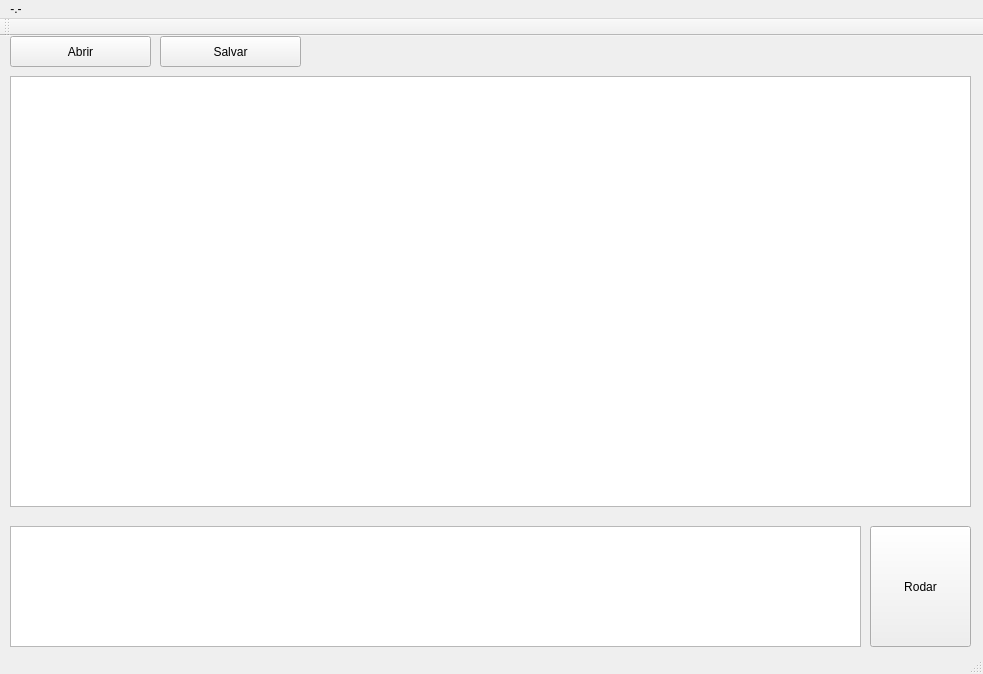
This is mainwindow.ui in RestartButton/-.- as Qt 5 draws it before an edit. The edited form follows.
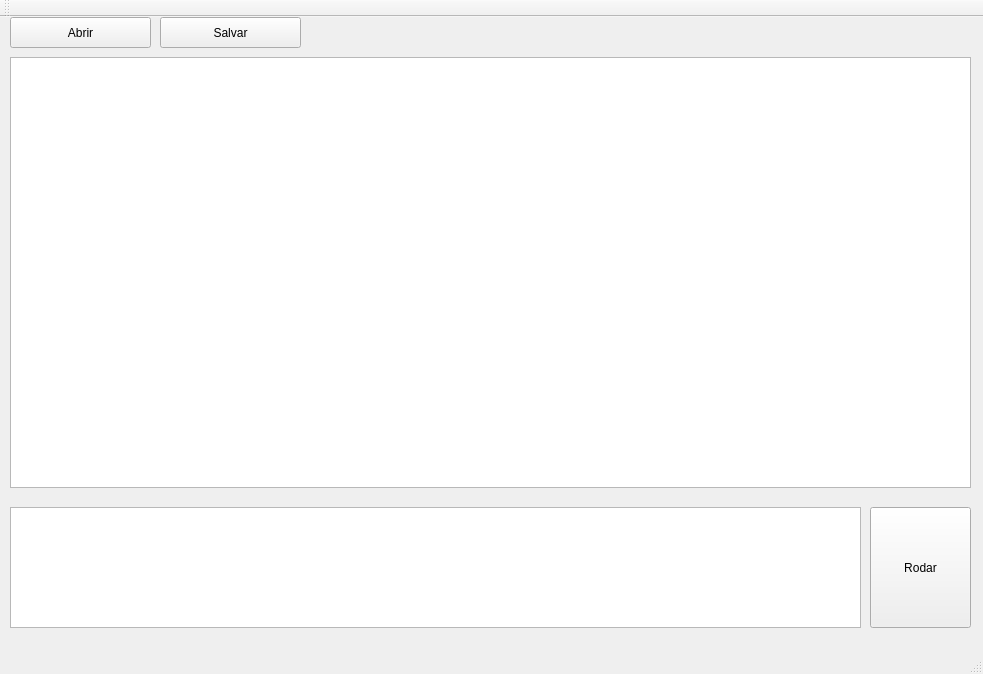
This is the edited form.

What changed in the file:
```diff
--- a/mainwindow.ui
+++ b/mainwindow.ui
@@ -92,15 +92,9 @@
      <x>0</x>
      <y>0</y>
      <width>983</width>
-     <height>22</height>
+     <height>21</height>
     </rect>
    </property>
-   <widget class="QMenu" name="menu">
-    <property name="title">
-     <string>-.-</string>
-    </property>
-   </widget>
-   <addaction name="menu"/>
   </widget>
   <widget class="QToolBar" name="mainToolBar">
    <attribute name="toolBarArea">
```
Left out of the diff: 2 changed lines with no effect on the pictures.
